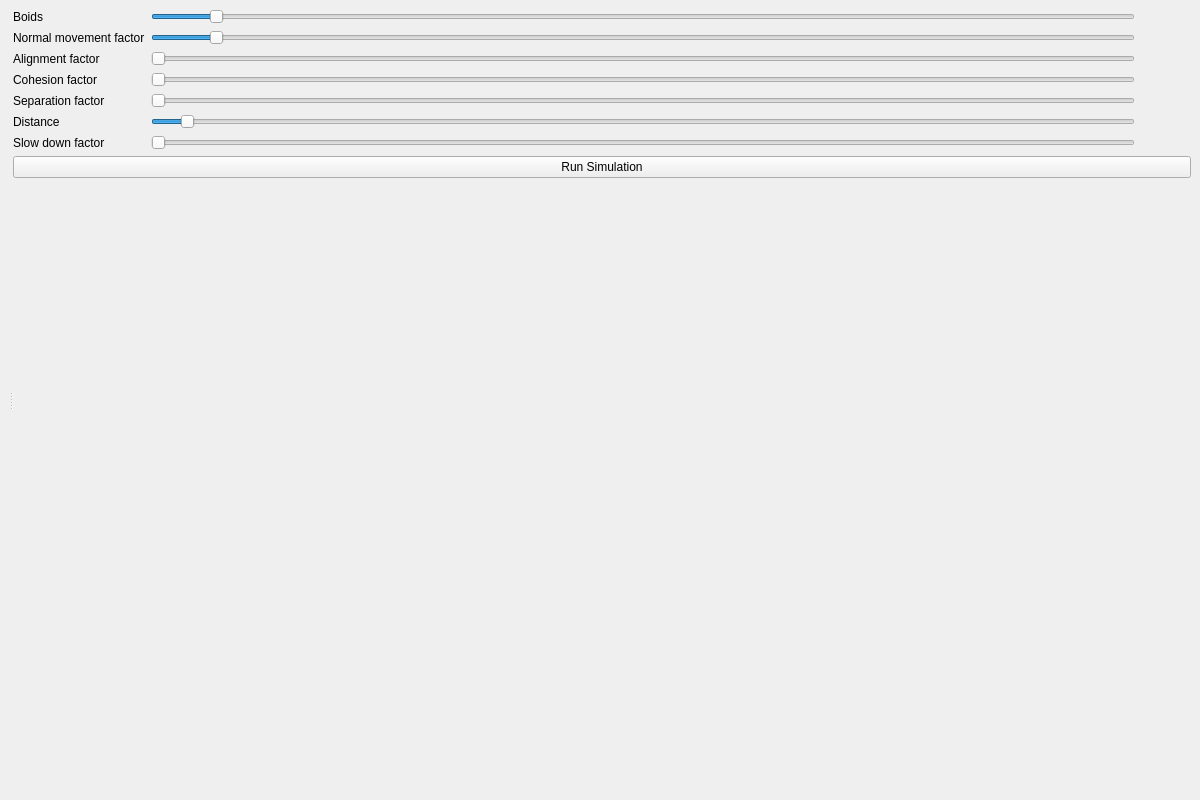
The window that src/gui/MainWindow.ui (joshuapeaceman/FlockingAlgorithem) describes before a commit, drawn with Qt 5.
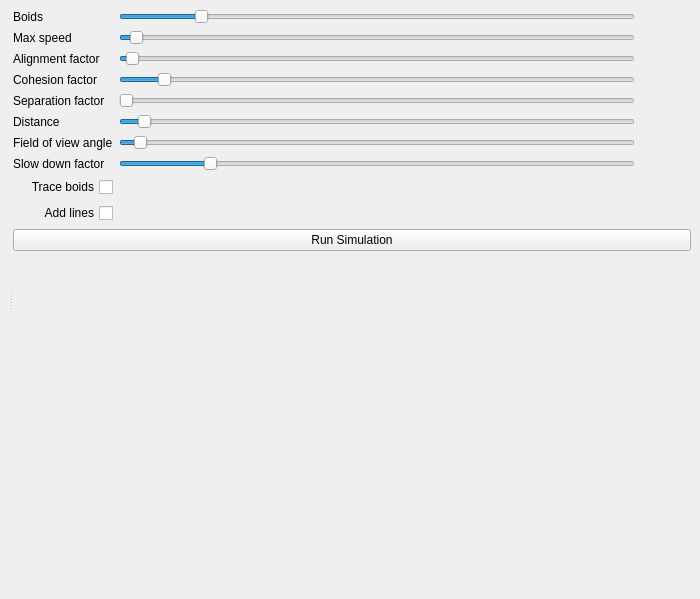
The same window after the commit.

Commit message:
adds connecting lines and tracing feature
also refactoring and more real time parameter changing

```diff
--- a/src/gui/MainWindow.ui
+++ b/src/gui/MainWindow.ui
@@ -6,8 +6,8 @@
    <rect>
     <x>0</x>
     <y>0</y>
-    <width>1200</width>
-    <height>800</height>
+    <width>700</width>
+    <height>599</height>
    </rect>
   </property>
   <property name="windowTitle">
@@ -27,6 +27,19 @@
        <layout class="QHBoxLayout" name="horizontalLayout_3">
         <item>
          <layout class="QGridLayout" name="gridLayout_2">
+          <item row="11" column="1">
+           <spacer name="verticalSpacer">
+            <property name="orientation">
+             <enum>Qt::Vertical</enum>
+            </property>
+            <property name="sizeHint" stdset="0">
+             <size>
+              <width>20</width>
+              <height>40</height>
+             </size>
+            </property>
+           </spacer>
+          </item>
           <item row="5" column="0">
            <widget class="QLabel" name="label_6">
             <property name="text">
@@ -43,14 +56,14 @@
              <number>1</number>
             </property>
             <property name="value">
-             <number>0</number>
+             <number>3</number>
             </property>
             <property name="orientation">
              <enum>Qt::Horizontal</enum>
             </property>
            </widget>
           </item>
-          <item row="6" column="0">
+          <item row="7" column="0">
            <widget class="QLabel" name="label_7">
             <property name="text">
              <string>Slow down factor</string>
@@ -69,7 +82,7 @@
              <number>500</number>
             </property>
             <property name="value">
-             <number>30</number>
+             <number>75</number>
             </property>
             <property name="orientation">
              <enum>Qt::Horizontal</enum>
@@ -84,6 +97,9 @@
             <property name="singleStep">
              <number>1</number>
             </property>
+            <property name="pageStep">
+             <number>550</number>
+            </property>
             <property name="value">
              <number>0</number>
             </property>
@@ -92,19 +108,6 @@
             </property>
            </widget>
           </item>
-          <item row="9" column="1">
-           <spacer name="verticalSpacer">
-            <property name="orientation">
-             <enum>Qt::Vertical</enum>
-            </property>
-            <property name="sizeHint" stdset="0">
-             <size>
-              <width>20</width>
-              <height>40</height>
-             </size>
-            </property>
-           </spacer>
-          </item>
           <item row="3" column="1">
            <widget class="QSlider" name="cohesion">
             <property name="maximum">
@@ -114,17 +117,17 @@
              <number>1</number>
             </property>
             <property name="value">
-             <number>0</number>
+             <number>19</number>
             </property>
             <property name="orientation">
              <enum>Qt::Horizontal</enum>
             </property>
            </widget>
           </item>
-          <item row="5" column="2">
-           <widget class="QLabel" name="distance_factor">
+          <item row="10" column="0" colspan="3">
+           <widget class="QPushButton" name="run_simulation">
             <property name="text">
-             <string/>
+             <string>Run Simulation</string>
             </property>
            </widget>
           </item>
@@ -141,27 +144,6 @@
             </property>
            </widget>
           </item>
-          <item row="8" column="0" colspan="3">
-           <widget class="QPushButton" name="run_simulation">
-            <property name="text">
-             <string>Run Simulation</string>
-            </property>
-           </widget>
-          </item>
-          <item row="2" column="2">
-           <widget class="QLabel" name="alignment_factor">
-            <property name="text">
-             <string/>
-            </property>
-           </widget>
-          </item>
-          <item row="1" column="2">
-           <widget class="QLabel" name="movement_factor">
-            <property name="text">
-             <string/>
-            </property>
-           </widget>
-          </item>
           <item row="1" column="1">
            <widget class="QSlider" name="normal">
             <property name="maximum">
@@ -171,13 +153,20 @@
              <number>1</number>
             </property>
             <property name="value">
-             <number>30</number>
+             <number>10</number>
             </property>
             <property name="orientation">
              <enum>Qt::Horizontal</enum>
             </property>
            </widget>
           </item>
+          <item row="1" column="2">
+           <widget class="QLabel" name="max_speed_factor">
+            <property name="text">
+             <string/>
+            </property>
+           </widget>
+          </item>
           <item row="4" column="2">
            <widget class="QLabel" name="separation_factor">
             <property name="text">
@@ -202,18 +191,11 @@
           <item row="1" column="0">
            <widget class="QLabel" name="label_2">
             <property name="text">
-             <string>Normal movement factor</string>
+             <string>Max speed</string>
             </property>
            </widget>
           </item>
-          <item row="0" column="0">
-           <widget class="QLabel" name="label">
-            <property name="text">
-             <string>Boids</string>
-            </property>
-           </widget>
-          </item>
-          <item row="6" column="2">
+          <item row="7" column="2">
            <widget class="QLabel" name="slow_down_factor">
             <property name="text">
              <string/>
@@ -227,6 +209,36 @@
             </property>
            </widget>
           </item>
+          <item row="3" column="2">
+           <widget class="QLabel" name="cohesion_factor">
+            <property name="text">
+             <string/>
+            </property>
+           </widget>
+          </item>
+          <item row="0" column="0">
+           <widget class="QLabel" name="label">
+            <property name="text">
+             <string>Boids</string>
+            </property>
+           </widget>
+          </item>
+          <item row="5" column="1">
+           <widget class="QSlider" name="distance">
+            <property name="maximum">
+             <number>1000</number>
+            </property>
+            <property name="singleStep">
+             <number>1</number>
+            </property>
+            <property name="value">
+             <number>35</number>
+            </property>
+            <property name="orientation">
+             <enum>Qt::Horizontal</enum>
+            </property>
+           </widget>
+          </item>
           <item row="3" column="0">
            <widget class="QLabel" name="label_4">
             <property name="text">
@@ -234,44 +246,85 @@
             </property>
            </widget>
           </item>
-          <item row="6" column="1">
+          <item row="7" column="1">
            <widget class="QSlider" name="slow_down">
             <property name="minimum">
              <number>10</number>
             </property>
             <property name="maximum">
-             <number>25</number>
+             <number>100</number>
             </property>
             <property name="singleStep">
              <number>1</number>
             </property>
             <property name="value">
-             <number>10</number>
+             <number>25</number>
             </property>
             <property name="sliderPosition">
-             <number>10</number>
+             <number>25</number>
             </property>
             <property name="orientation">
              <enum>Qt::Horizontal</enum>
             </property>
            </widget>
           </item>
-          <item row="5" column="1">
-           <widget class="QSlider" name="distance">
+          <item row="6" column="0">
+           <widget class="QLabel" name="label_8">
+            <property name="text">
+             <string>Field of view angle</string>
+            </property>
+           </widget>
+          </item>
+          <item row="6" column="1">
+           <widget class="QSlider" name="field_of_view_angle">
             <property name="maximum">
-             <number>1000</number>
+             <number>360</number>
             </property>
             <property name="singleStep">
              <number>1</number>
             </property>
             <property name="value">
-             <number>30</number>
+             <number>10</number>
             </property>
             <property name="orientation">
              <enum>Qt::Horizontal</enum>
             </property>
            </widget>
           </item>
+          <item row="6" column="2">
+           <widget class="QLabel" name="field_of_view_angle_factor">
+            <property name="text">
+             <string/>
+            </property>
+           </widget>
+          </item>
+          <item row="5" column="2">
+           <widget class="QLabel" name="distance_factor">
+            <property name="text">
+             <string/>
+            </property>
+           </widget>
+          </item>
+          <item row="8" column="0">
+           <widget class="QCheckBox" name="trace_boids">
+            <property name="layoutDirection">
+             <enum>Qt::RightToLeft</enum>
+            </property>
+            <property name="text">
+             <string>Trace boids</string>
+            </property>
+           </widget>
+          </item>
+          <item row="9" column="0">
+           <widget class="QCheckBox" name="add_lines">
+            <property name="layoutDirection">
+             <enum>Qt::RightToLeft</enum>
+            </property>
+            <property name="text">
+             <string>Add lines</string>
+            </property>
+           </widget>
+          </item>
          </layout>
         </item>
        </layout>
```
Left out of the diff: 6 changed lines with no effect on the pictures. The commit also changes 4 other files.
